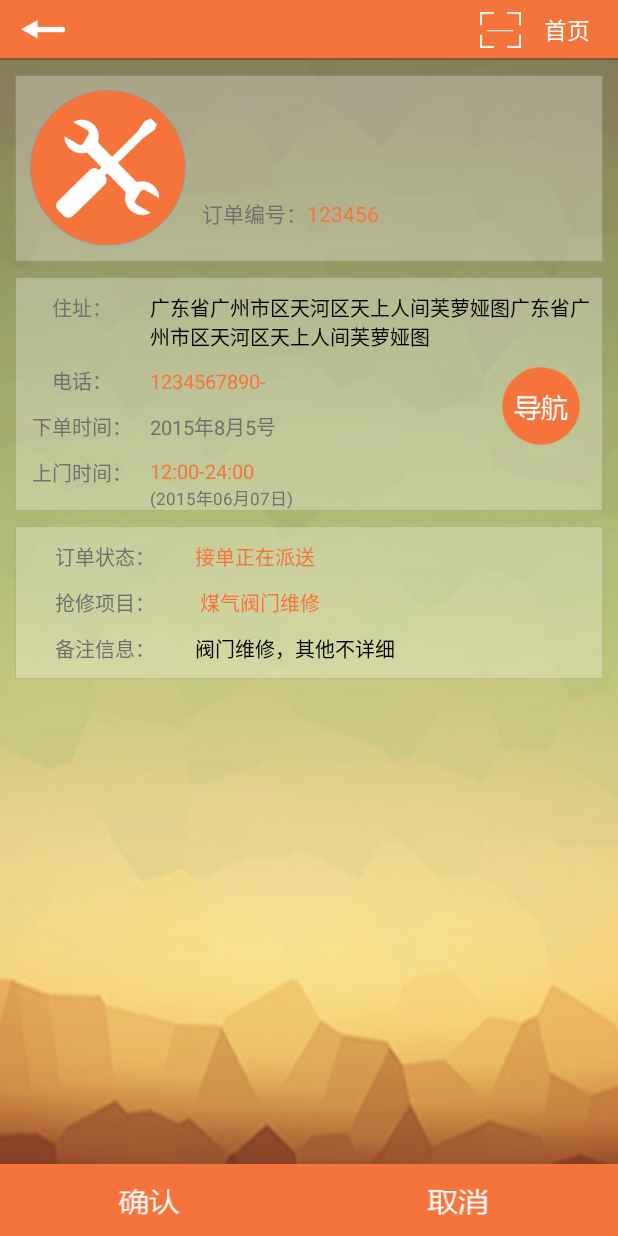
After one commit to ghjfdk520/Epiboly, an Android app: the layout activity_rorder_detail.xml on its own in the app's theme, with its tools: preview values and no code run, on a phone screen of 412 x 824 dp. The commit adds this screen. Run offline under Robolectric (Android 15) with nearby library versions, the phone set to English and light mode, and no system bars.

Commit message:
整体ui修改

```diff
--- a/app/src/main/java/com/gas/ui/fragment/DeliveryFragment.java
+++ b/app/src/main/java/com/gas/ui/fragment/DeliveryFragment.java
@@ -11,7 +11,6 @@ import android.widget.AdapterView;
 import android.widget.ListView;
 import android.widget.PopupWindow;
 import android.widget.RadioGroup;
-import android.widget.TextView;
 
 import com.gas.adapter.CommonAdapter;
 import com.gas.adapter.ViewHolder;
@@ -292,9 +291,6 @@ public class DeliveryFragment extends BaseFragment implements HttpCallBack, View
         historyListView.setVisibility(View.GONE);
         unaccpetListView.setVisibility(View.GONE);
         accpetListView.setVisibility(View.GONE);
-        //空数据 显示界面
-        TextView tv = new TextView(mActivity);
-        tv.setText("空的");
 
 
         switch (position) {
--- /dev/null
+++ b/app/src/main/res/drawable/order_detail_rapair_finish.xml
@@ -0,0 +1,6 @@
+<?xml version="1.0" encoding="utf-8"?>
+<selector xmlns:android="http://schemas.android.com/apk/res/android">
+    <item android:drawable="@mipmap/order_detail_rapair_finish_def" android:state_enabled="true" android:state_focused="true" android:state_pressed="false"/>
+    <item android:drawable="@mipmap/order_detail_rapair_finish_click" android:state_enabled="true" android:state_pressed="true"/>
+    <item android:drawable="@mipmap/order_detail_rapair_finish_def"/>
+</selector>
--- /dev/null
+++ b/app/src/main/res/layout/activity_rorder_detail.xml
@@ -0,0 +1,273 @@
+<LinearLayout xmlns:android="http://schemas.android.com/apk/res/android"
+    android:layout_width="match_parent"
+    android:layout_height="match_parent"
+    android:background="@mipmap/backgroup"
+    android:orientation="vertical">
+
+    <include layout="@layout/title_navigation_bar"
+        />
+
+    <ScrollView
+        android:layout_width="wrap_content"
+        android:layout_height="0dp"
+        android:layout_weight="1">
+
+        <LinearLayout
+            android:layout_width="wrap_content"
+            android:layout_height="wrap_content"
+            android:orientation="vertical">
+
+            <LinearLayout
+                android:layout_width="match_parent"
+                android:layout_height="wrap_content"
+                android:layout_margin="10dp"
+                android:background="@drawable/bg_translucence"
+                android:orientation="horizontal">
+
+                <ImageView
+                    android:id="@+id/order_detail_icon"
+                    android:layout_width="wrap_content"
+                    android:layout_height="wrap_content"
+                    android:layout_margin="10dp"
+                    android:src="@mipmap/order_repair_icon" />
+
+                <LinearLayout
+                    android:layout_width="match_parent"
+                    android:layout_height="wrap_content"
+                    android:layout_gravity="center_vertical"
+                    android:orientation="vertical">
+
+                    <TextView
+                        android:id="@+id/custom_name"
+                        android:layout_width="wrap_content"
+                        android:layout_height="wrap_content"
+                        android:layout_marginTop="10dp"
+                        android:textColor="#f4753b"
+                        android:textSize="23sp" />
+
+                    <LinearLayout
+                        android:layout_width="wrap_content"
+                        android:layout_height="wrap_content"
+                        android:layout_marginTop="18dp"
+                        android:orientation="horizontal">
+
+                        <TextView
+                            android:layout_width="wrap_content"
+                            android:layout_height="wrap_content"
+                            android:text="订单编号："
+                            android:textColor="#707070"
+                            android:textSize="14sp" />
+
+                        <TextView
+                            android:layout_width="wrap_content"
+                            android:layout_height="wrap_content"
+                            android:id="@+id/order_no"
+                            android:text="123456"
+                            android:textColor="#f4753b"
+                            android:textSize="14sp" />
+                    </LinearLayout>
+                </LinearLayout>
+            </LinearLayout>
+
+
+            <RelativeLayout
+                android:layout_width="match_parent"
+                android:layout_height="wrap_content"
+                android:layout_marginLeft="10dp"
+                android:layout_marginRight="10dp"
+                android:background="@drawable/bg_translucence">
+
+                <LinearLayout
+                    android:layout_width="match_parent"
+                    android:layout_height="wrap_content"
+                    android:layout_marginTop="10dp"
+                    android:orientation="vertical">
+
+                    <LinearLayout
+                        android:layout_width="match_parent"
+                        android:layout_height="wrap_content"
+                        android:orientation="horizontal">
+
+                        <TextView
+                            style="@style/common_gray"
+                            android:layout_width="90dp"
+                            android:text="住址：" />
+
+                        <TextView
+                            android:id="@+id/customer_address"
+                            style="@style/common_black"
+                            android:text="广东省广州市区天河区天上人间芙萝娅图广东省广州市区天河区天上人间芙萝娅图" />
+                    </LinearLayout>
+
+                    <LinearLayout
+                        android:layout_width="match_parent"
+                        android:layout_height="wrap_content"
+                        android:layout_marginTop="10dp"
+                        android:orientation="horizontal">
+
+                        <TextView
+                            style="@style/common_gray"
+                            android:layout_width="90dp"
+                            android:text="电话：" />
+
+                        <TextView
+                            android:id="@+id/customer_phone"
+                            style="@style/common_orange"
+                            android:text="1234567890-" />
+                    </LinearLayout>
+
+                    <LinearLayout
+                        android:layout_width="match_parent"
+                        android:layout_height="wrap_content"
+                        android:layout_marginTop="10dp"
+                        android:orientation="horizontal">
+
+                        <TextView
+                            style="@style/common_gray"
+                            android:layout_width="90dp"
+                            android:text="下单时间：" />
+
+                        <TextView
+                            android:id="@+id/order_time"
+                            style="@style/common_gray"
+                            android:text="2015年8月5号" />
+
+                    </LinearLayout>
+
+                    <LinearLayout
+                        android:layout_width="match_parent"
+                        android:layout_height="wrap_content"
+                        android:layout_marginTop="10dp"
+                        android:orientation="horizontal">
+
+                        <TextView
+                            style="@style/common_gray"
+                            android:layout_width="90dp"
+                            android:text="上门时间：" />
+
+                        <LinearLayout
+                            android:layout_width="match_parent"
+                            android:layout_height="wrap_content"
+                            android:orientation="vertical">
+
+                            <TextView
+                                android:id="@+id/order_delivery_hours"
+                                style="@style/common_orange"
+                                android:text="12:00-24:00" />
+
+                            <TextView
+                                android:id="@+id/order_delivery_date"
+                                style="@style/common_gray"
+                                android:text="(2015年06月07日)"
+                                android:textSize="11sp" />
+                        </LinearLayout>
+                    </LinearLayout>
+                </LinearLayout>
+
+                <ImageView
+                    android:id="@+id/order_address_nav_bt"
+                    android:layout_width="wrap_content"
+                    android:layout_height="wrap_content"
+                    android:layout_alignParentRight="true"
+                    android:layout_marginRight="15dp"
+                    android:layout_marginTop="60dp"
+                    android:src="@mipmap/order_address_nav_bt" />
+            </RelativeLayout>
+
+            <LinearLayout
+                android:layout_margin="10dp"
+                android:background="@drawable/bg_translucence"
+                android:layout_width="match_parent"
+                android:layout_height="wrap_content"
+                android:orientation="vertical">
+
+                <LinearLayout
+                    android:layout_width="match_parent"
+                    android:layout_height="wrap_content"
+                    android:layout_marginTop="10dp"
+                    android:orientation="horizontal">
+
+                    <TextView
+                        style="@style/common_gray"
+                        android:layout_width="120dp"
+                        android:text="订单状态：" />
+
+                    <TextView
+                        android:id="@+id/order_status"
+                        style="@style/common_orange"
+                        android:text="接单正在派送" />
+
+                </LinearLayout>
+
+                <LinearLayout
+                    android:layout_width="match_parent"
+                    android:layout_height="wrap_content"
+                    android:layout_marginTop="10dp"
+                    android:orientation="horizontal">
+
+                    <TextView
+                        style="@style/common_gray"
+                        android:layout_width="120dp"
+                        android:text="抢修项目：" />
+
+                    <TextView
+                        android:id="@+id/repair_type"
+                        style="@style/common_orange"
+                        android:text=" 煤气阀门维修" />
+
+                </LinearLayout>
+
+                <LinearLayout
+                    android:layout_width="match_parent"
+                    android:layout_height="wrap_content"
+                    android:layout_marginTop="10dp"
+                    android:layout_marginBottom="10dp"
+                    android:orientation="horizontal">
+
+                    <TextView
+                        style="@style/common_gray"
+                        android:layout_width="120dp"
+                        android:text="备注信息：" />
+
+                    <TextView
+                        android:id="@+id/repair_remark"
+                        style="@style/common_black"
+                        android:text="阀门维修，其他不详细" />
+
+                </LinearLayout>
+            </LinearLayout>
+        </LinearLayout>
+    </ScrollView>
+
+    <LinearLayout
+        android:layout_width="match_parent"
+        android:layout_height="wrap_content"
+        android:id="@+id/ly_unaccept_order"
+        android:orientation="horizontal">
+
+        <Button
+            android:id="@+id/accpet_order"
+            android:layout_width="0dp"
+            android:layout_weight="1"
+            android:layout_height="wrap_content"
+            android:background="@drawable/order_accept"
+            />
+
+        <Button
+            android:background="@drawable/order_reject"
+            android:id="@+id/refuse_order"
+            android:layout_width="0dp"
+            android:layout_weight="1"
+            android:layout_height="wrap_content"
+            />
+    </LinearLayout>
+
+
+    <Button
+        android:visibility="gone"
+        android:id="@+id/finish_order"
+        android:layout_width="wrap_content"
+        android:layout_height="wrap_content"
+        android:layout_gravity="center_horizontal"
+        android:background="@drawable/order_detail_rapair_finish"/>
+</LinearLayout>
```
Also changed, not shown: app/src/main/java/com/gas/ui/activity/repairDetail.java (added, +26 -0 lines), app/src/main/java/com/gas/ui/fragment/RepairFragment.java (+148 -40 lines), app/src/main/res/mipmap-xhdpi/order_detail_rapair_finish_click.png (added), app/src/main/res/mipmap-xhdpi/order_detail_rapair_finish_def.png (added).
